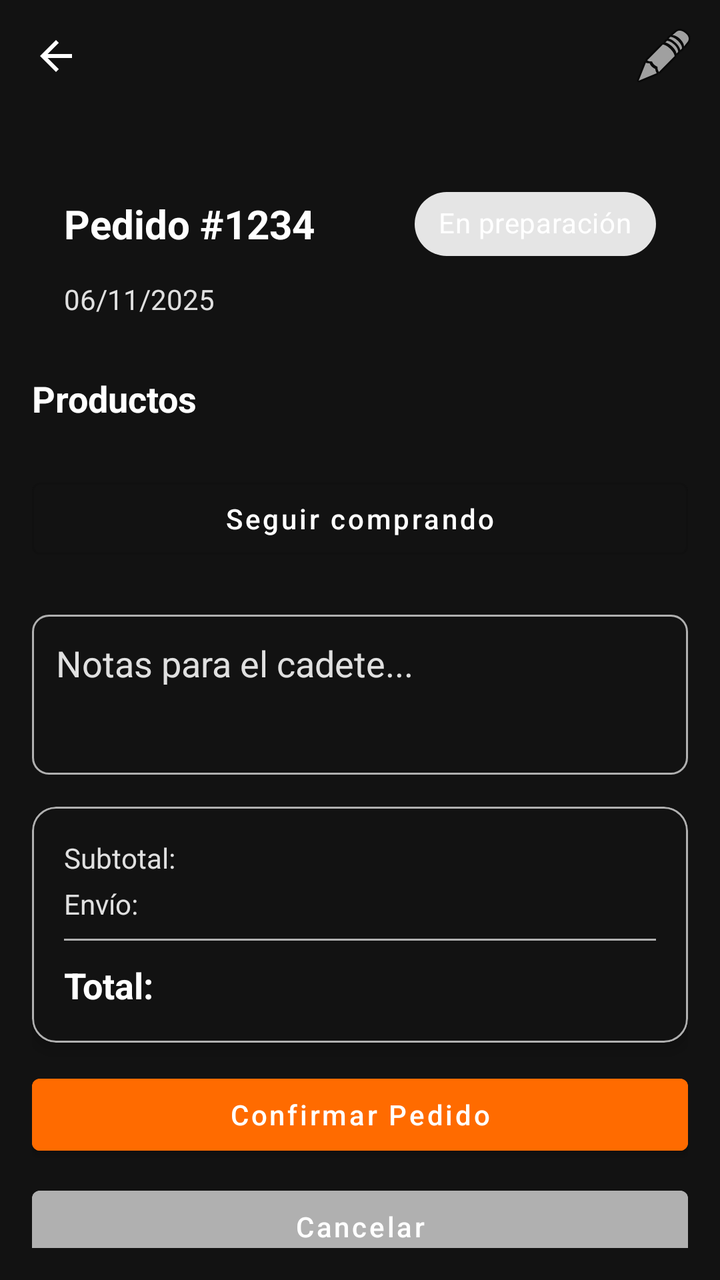
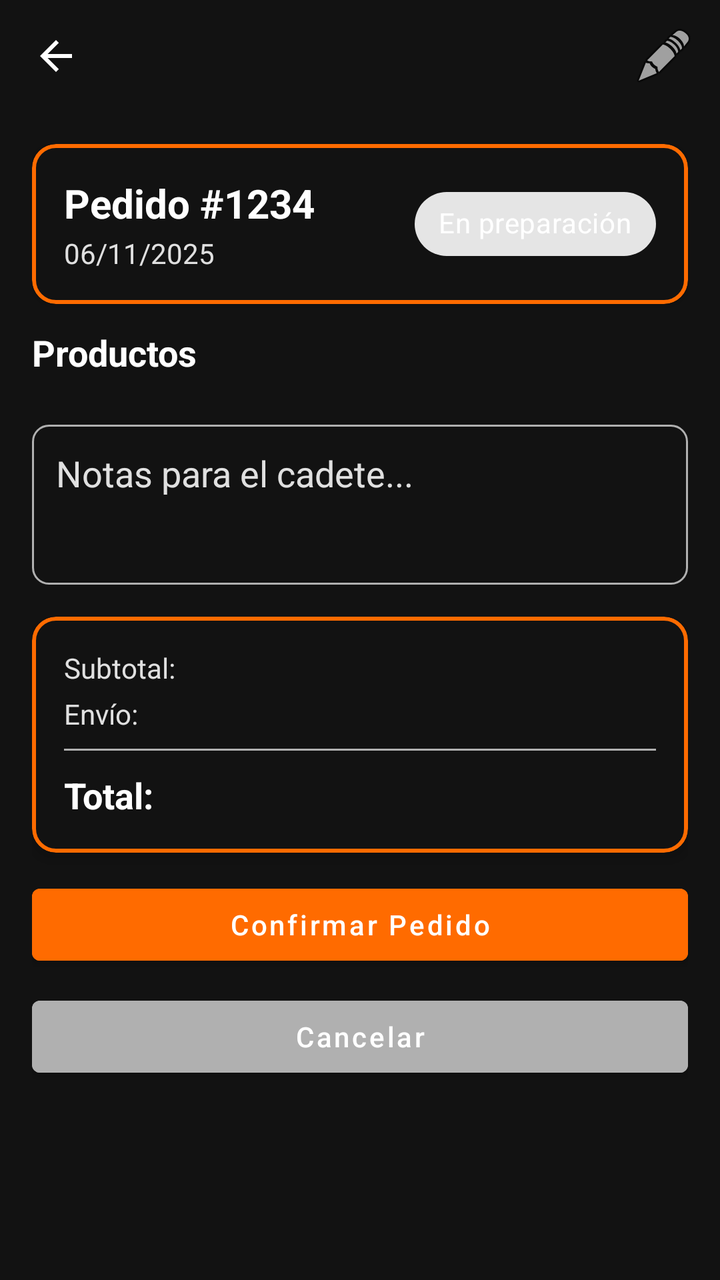

Two renders of the same Android screen: before a commit and after it. Below are the layout's source before the change and the commit's diff.
<!-- AndroidManifest.xml: application theme Theme.MiRotiMobile -->
<!-- res/layout/fragment_detalle_pedido.xml -->
<?xml version="1.0" encoding="utf-8"?>
<layout xmlns:android="http://schemas.android.com/apk/res/android"
    xmlns:app="http://schemas.android.com/apk/res-auto">

    <data />

    <androidx.coordinatorlayout.widget.CoordinatorLayout
        android:layout_width="match_parent"
        android:layout_height="match_parent"
        android:background="@color/background_dark">

        <com.google.android.material.appbar.MaterialToolbar
            android:id="@+id/toolbarDetalle"
            android:layout_width="match_parent"
            android:layout_height="wrap_content"
            android:background="@color/background_dark"
            android:theme="@style/ThemeOverlay.MaterialComponents.ActionBar"
            android:title="Detalle del Pedido"
            app:navigationIcon="@drawable/ic_arrow_back_white"
            app:menu="@menu/menu_detalle_pedido"
            app:titleTextColor="@color/white" />

        <com.google.android.material.progressindicator.CircularProgressIndicator
            android:id="@+id/menuProgress"
            android:layout_width="48dp"
            android:layout_height="48dp"
            android:layout_gravity="center"
            android:layout_marginTop="?attr/actionBarSize"
            android:visibility="gone"
            app:indicatorSize="48dp"
            app:trackThickness="4dp"
            app:indicatorColor="@color/miroti_orange" />

        <androidx.core.widget.NestedScrollView
            android:layout_width="match_parent"
            android:layout_height="match_parent"
            android:layout_marginTop="?attr/actionBarSize"
            android:padding="16dp">

            <LinearLayout
                android:layout_width="match_parent"
                android:layout_height="wrap_content"
                android:orientation="vertical">

                <com.google.android.material.card.MaterialCardView
                    android:layout_width="match_parent"
                    android:layout_height="wrap_content"
                    android:layout_marginBottom="12dp"
                    app:cardUseCompatPadding="false"
                    app:cardCornerRadius="0dp"
                    app:cardElevation="0dp"
                    app:cardBackgroundColor="@color/background_dark">

                    <LinearLayout
                        android:layout_width="match_parent"
                        android:layout_height="wrap_content"
                        android:orientation="vertical"
                        android:padding="16dp">

                        <LinearLayout
                            android:layout_width="match_parent"
                            android:layout_height="wrap_content"
                            android:orientation="horizontal"
                            android:gravity="center_vertical">

                            <TextView
                                android:id="@+id/txtPedidoNumero"
                                android:layout_width="wrap_content"
                                android:layout_height="wrap_content"
                                android:text="Pedido #1234"
                                android:textColor="@color/white"
                                android:textSize="20sp"
                                android:textStyle="bold" />

                            <View
                                android:layout_width="0dp"
                                android:layout_height="0dp"
                                android:layout_weight="1" />

                            <com.google.android.material.chip.Chip
                                android:id="@+id/chipEstado"
                                style="@style/Widget.MaterialComponents.Chip.Choice"
                                android:layout_width="wrap_content"
                                android:layout_height="wrap_content"
                                android:text="En preparación"
                                android:textAllCaps="false"
                                android:textColor="@color/white"
                                android:checkable="false"
                                app:chipCornerRadius="50dp" />
                        </LinearLayout>

                        <TextView
                            android:id="@+id/txtPedidoFecha"
                            android:layout_width="wrap_content"
                            android:layout_height="wrap_content"
                            android:layout_marginTop="4dp"
                            android:text="06/11/2025"
                            android:textColor="@color/text_light"
                            android:textSize="14sp" />

                    </LinearLayout>
                </com.google.android.material.card.MaterialCardView>

                <TextView
                    android:layout_width="match_parent"
                    android:layout_height="wrap_content"
                    android:text="Productos"
                    android:textColor="@color/white"
                    android:textSize="18sp"
                    android:textStyle="bold"
                    android:layout_marginBottom="8dp" />

                <androidx.recyclerview.widget.RecyclerView
                    android:id="@+id/recyclerCarrito"
                    android:layout_width="match_parent"
                    android:layout_height="wrap_content"
                    android:nestedScrollingEnabled="false" />

                <com.google.android.material.button.MaterialButton
                    android:id="@+id/btnSeguirComprando"
                    style="?attr/materialButtonOutlinedStyle"
                    android:layout_width="match_parent"
                    android:layout_height="wrap_content"
                    android:layout_marginTop="16dp"
                    android:layout_marginBottom="8dp"
                    android:text="Seguir comprando"
                    android:textAllCaps="false"
                    android:textColor="@color/white" />

                <EditText
                    android:id="@+id/edtNotas"
                    android:layout_width="match_parent"
                    android:layout_height="80dp"
                    android:layout_marginTop="16dp"
                    android:hint="Notas para el cadete..."
                    android:padding="12dp"
                    android:background="@drawable/bg_input_dark"
                    android:textColor="@color/white"
                    android:textColorHint="@color/text_light"
                    android:gravity="top"
                    android:inputType="textMultiLine"
                    android:maxLines="4" />

                <com.google.android.material.card.MaterialCardView
                    android:layout_width="match_parent"
                    android:layout_height="wrap_content"
                    android:layout_marginTop="16dp"
                    android:layout_marginBottom="12dp"
                    app:cardCornerRadius="12dp"
                    app:cardElevation="4dp"
                    app:cardBackgroundColor="@color/background_dark"
                    app:strokeColor="@color/nav_icon_inactive"
                    app:strokeWidth="1dp">

                    <LinearLayout
                        android:layout_width="match_parent"
                        android:layout_height="wrap_content"
                        android:orientation="vertical"
                        android:padding="16dp">

                        <LinearLayout
                            android:layout_width="match_parent"
                            android:layout_height="wrap_content"
                            android:orientation="horizontal"
                            android:layout_marginBottom="4dp">

                            <TextView
                                android:layout_width="wrap_content"
                                android:layout_height="wrap_content"
                                android:text="Subtotal:"
                                android:textColor="@color/text_light"
                                android:layout_weight="1"
                                android:layout_marginEnd="8dp" />

                            <TextView
                                android:id="@+id/txtSubtotal"
                                android:layout_width="wrap_content"
                                android:layout_height="wrap_content"
                                android:textColor="@color/white"
                                android:textStyle="bold" />
                        </LinearLayout>

                        <LinearLayout
                            android:layout_width="match_parent"
                            android:layout_height="wrap_content"
                            android:orientation="horizontal"
                            android:layout_marginBottom="4dp">

                            <TextView
                                android:layout_width="wrap_content"
                                android:layout_height="wrap_content"
                                android:text="Envío:"
                                android:textColor="@color/text_light"
                                android:layout_weight="1"
                                android:layout_marginEnd="8dp" />

                            <TextView
                                android:id="@+id/txtEnvio"
                                android:layout_width="wrap_content"
                                android:layout_height="wrap_content"
                                android:textColor="@color/white"
                                android:textStyle="bold" />
                        </LinearLayout>

                        <View
                            android:layout_width="match_parent"
                            android:layout_height="1dp"
                            android:layout_marginTop="4dp"
                            android:layout_marginBottom="8dp"
                            android:background="@color/nav_icon_inactive" />

                        <LinearLayout
                            android:layout_width="match_parent"
                            android:layout_height="wrap_content"
                            android:orientation="horizontal">

                            <TextView
                                android:layout_width="wrap_content"
                                android:layout_height="wrap_content"
                                android:text="Total:"
                                android:textColor="@color/white"
                                android:textStyle="bold"
                                android:textSize="18sp"
                                android:layout_weight="1"
                                android:layout_marginEnd="8dp" />

                            <TextView
                                android:id="@+id/txtTotal"
                                android:layout_width="wrap_content"
                                android:layout_height="wrap_content"
                                android:textColor="@color/miroti_orange"
                                android:textStyle="bold"
                                android:textSize="20sp" />
                        </LinearLayout>

                    </LinearLayout>
                </com.google.android.material.card.MaterialCardView>

                <com.google.android.material.button.MaterialButton
                    android:id="@+id/btnConfirmar"
                    android:layout_width="match_parent"
                    android:layout_height="wrap_content"
                    android:text="Confirmar Pedido"
                    android:textAllCaps="false"
                    android:backgroundTint="@color/miroti_orange"
                    android:textColor="@color/white"
                    android:layout_marginBottom="8dp" />

                <com.google.android.material.button.MaterialButton
                    android:id="@+id/btnCancelar"
                    android:layout_width="match_parent"
                    android:layout_height="wrap_content"
                    android:text="Cancelar"
                    android:textAllCaps="false"
                    android:backgroundTint="@color/nav_icon_inactive"
                    android:textColor="@color/white" />

                <com.google.android.material.button.MaterialButton
                    android:id="@+id/btnVolverSeguimiento"
                    android:layout_width="match_parent"
                    android:layout_height="wrap_content"
                    android:text="Volver a seguimiento"
                    android:textAllCaps="false"
                    android:layout_marginTop="8dp"
                    android:visibility="gone"
                    app:backgroundTint="@color/cadete_state_activo"
                    android:textColor="@color/cadete_text_primary" />
            </LinearLayout>
        </androidx.core.widget.NestedScrollView>

    </androidx.coordinatorlayout.widget.CoordinatorLayout>

</layout>
<!-- resources referenced by this layout -->
<resources>
  <color name="background_dark">#121212</color>
  <color name="cadete_state_activo">#1E88E5</color>
  <color name="cadete_text_primary">#FFFFFF</color>
  <color name="miroti_orange">#FF6B00</color>
  <color name="nav_icon_inactive">#B0B0B0</color>
  <color name="text_light">#E0E0E0</color>
  <color name="white">#FFFFFFFF</color>
  <!-- drawable bg_input_dark (drawable) -->
  <?xml version="1.0" encoding="utf-8"?>
  <shape xmlns:android="http://schemas.android.com/apk/res/android">
      <solid android:color="@color/background_dark" />
      <stroke
          android:width="1dp"
          android:color="@color/nav_icon_inactive"/>
      <corners android:radius="8dp"/>
      <padding
          android:left="8dp"
          android:top="8dp"
          android:right="8dp"
          android:bottom="8dp"/>
  </shape>
  <!-- drawable ic_arrow_back_white (drawable) -->
  <?xml version="1.0" encoding="utf-8"?>
  <vector xmlns:android="http://schemas.android.com/apk/res/android"
      android:width="24dp"
      android:height="24dp"
      android:viewportWidth="24"
      android:viewportHeight="24">
      <path
          android:fillColor="#FFFFFFFF"
          android:pathData="M20,11H7.83l5.59,-5.59L12,4l-8,8 8,8 1.41,-1.41L7.83,13H20v-2z"/>
  </vector>
  <style name="Theme.MiRotiMobile" parent="Base.Theme.MiRotiMobile" />
  <style name="Base.Theme.MiRotiMobile" parent="Theme.MaterialComponents.DayNight.NoActionBar">
          <item name="colorPrimary">#FCA311</item>
          <item name="colorPrimaryVariant">#E59500</item>
          <item name="colorOnPrimary">#FFFFFF</item>
      </style>
</resources>

<!-- the commit's change to res/layout/fragment_detalle_pedido.xml (unified diff, before → after) -->
@@ -47,9 +47,11 @@
                     android:layout_height="wrap_content"
                     android:layout_marginBottom="12dp"
                     app:cardUseCompatPadding="false"
-                    app:cardCornerRadius="0dp"
-                    app:cardElevation="0dp"
-                    app:cardBackgroundColor="@color/background_dark">
+                    app:cardCornerRadius="12dp"
+                    app:cardElevation="2dp"
+                    app:cardBackgroundColor="@color/background_dark"
+                    app:strokeColor="@color/miroti_orange"
+                    app:strokeWidth="2dp">
 
                     <LinearLayout
                         android:layout_width="match_parent"
@@ -63,19 +65,30 @@
                             android:orientation="horizontal"
                             android:gravity="center_vertical">
 
-                            <TextView
-                                android:id="@+id/txtPedidoNumero"
-                                android:layout_width="wrap_content"
-                                android:layout_height="wrap_content"
-                                android:text="Pedido #1234"
-                                android:textColor="@color/white"
-                                android:textSize="20sp"
-                                android:textStyle="bold" />
-
-                            <View
+                            <LinearLayout
                                 android:layout_width="0dp"
-                                android:layout_height="0dp"
-                                android:layout_weight="1" />
+                                android:layout_height="wrap_content"
+                                android:layout_weight="1"
+                                android:orientation="vertical">
+
+                                <TextView
+                                    android:id="@+id/txtPedidoNumero"
+                                    android:layout_width="wrap_content"
+                                    android:layout_height="wrap_content"
+                                    android:text="Pedido #1234"
+                                    android:textColor="@color/white"
+                                    android:textSize="20sp"
+                                    android:textStyle="bold" />
+
+                                <TextView
+                                    android:id="@+id/txtPedidoFecha"
+                                    android:layout_width="wrap_content"
+                                    android:layout_height="wrap_content"
+                                    android:layout_marginTop="2dp"
+                                    android:text="06/11/2025"
+                                    android:textColor="@color/text_light"
+                                    android:textSize="14sp" />
+                            </LinearLayout>
 
                             <com.google.android.material.chip.Chip
                                 android:id="@+id/chipEstado"
@@ -88,15 +101,6 @@
                                 android:checkable="false"
                                 app:chipCornerRadius="50dp" />
                         </LinearLayout>
-
-                        <TextView
-                            android:id="@+id/txtPedidoFecha"
-                            android:layout_width="wrap_content"
-                            android:layout_height="wrap_content"
-                            android:layout_marginTop="4dp"
-                            android:text="06/11/2025"
-                            android:textColor="@color/text_light"
-                            android:textSize="14sp" />
 
                     </LinearLayout>
                 </com.google.android.material.card.MaterialCardView>
@@ -115,17 +119,6 @@
                     android:layout_width="match_parent"
                     android:layout_height="wrap_content"
                     android:nestedScrollingEnabled="false" />
-
-                <com.google.android.material.button.MaterialButton
-                    android:id="@+id/btnSeguirComprando"
-                    style="?attr/materialButtonOutlinedStyle"
-                    android:layout_width="match_parent"
-                    android:layout_height="wrap_content"
-                    android:layout_marginTop="16dp"
-                    android:layout_marginBottom="8dp"
-                    android:text="Seguir comprando"
-                    android:textAllCaps="false"
-                    android:textColor="@color/white" />
 
                 <EditText
                     android:id="@+id/edtNotas"
@@ -149,8 +142,8 @@
                     app:cardCornerRadius="12dp"
                     app:cardElevation="4dp"
                     app:cardBackgroundColor="@color/background_dark"
-                    app:strokeColor="@color/nav_icon_inactive"
-                    app:strokeWidth="1dp">
+                    app:strokeColor="@color/miroti_orange"
+                    app:strokeWidth="2dp">
 
                     <LinearLayout
                         android:layout_width="match_parent"
@@ -265,6 +258,7 @@
                     android:visibility="gone"
                     app:backgroundTint="@color/cadete_state_activo"
                     android:textColor="@color/cadete_text_primary" />
+
             </LinearLayout>
         </androidx.core.widget.NestedScrollView>
 
